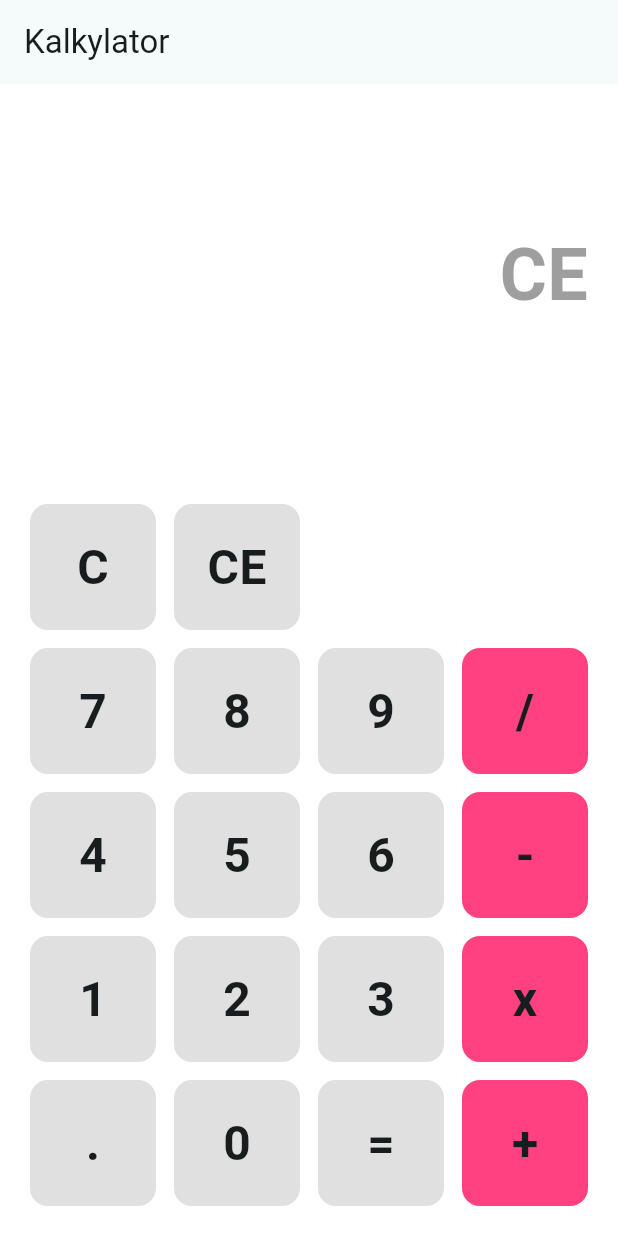
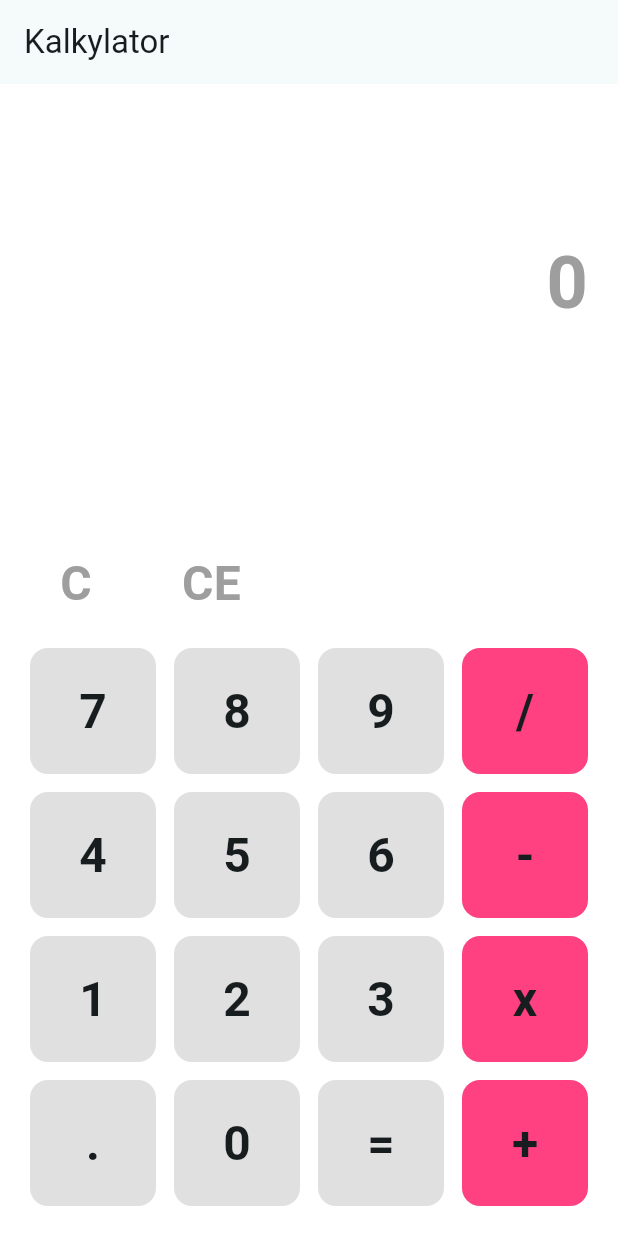
Before and after one commit to Sawyer32/FlutterCalculator, a Flutter app: the screen it shows after launch, after a tap on "CE", on a phone screen of 412 x 824 dp. Run offline on Flutter 3.47's test engine with Material 3 defaults, Android fonts, the light colour scheme and no system bars; our stand-ins replace math_expressions.

Commit message:
Implementerat uträkning och rensa allt, rensa senast tryckta siffra

```diff
--- a/calculator_app/lib/views/home_page.dart
+++ b/calculator_app/lib/views/home_page.dart
@@ -1,5 +1,9 @@
+import 'dart:io';
+
+import 'package:calculator_app/utils/expression_handler.dart';
 import 'package:calculator_app/widgets/display_result.dart';
 import 'package:calculator_app/widgets/keypad.dart';
+import 'package:calculator_app/widgets/transparent_button.dart';
 import 'package:flutter/material.dart';
 
 class HomePage extends StatefulWidget {
@@ -15,14 +19,41 @@ class _HomePageState extends State<HomePage> {
 
   void handleKeypadPress(String value) {
     setState(() {
-      if (value == "=") {
-        expressionText = "0";
+      if (expressionText == "0") {
+        expressionText = value;
       } else {
-        if (expressionText == "0") {
-          expressionText = value;
-        } else {
-          expressionText += value;
-        }
+        expressionText += value;
+      }
+    });
+  }
+
+  void onCalculate() {
+    String expression = expressionText;
+    try {
+      double res = evaluateExpression(expressionText);
+      setState(() {
+        expressionText = res.toString();
+        resolutionText = expression;
+      });
+    } catch (e) {
+      setState(() {
+        expressionText = "";
+        resolutionText = "Ogiltigt uttryck";
+      });
+    }
+  }
+
+  void onClear() {
+    setState(() {
+      expressionText = "0";
+      resolutionText = null;
+    });
+  }
+
+  void onClearEntry() {
+    setState(() {
+      if (expressionText.length > 1) {
+        expressionText = expressionText.substring(0, expressionText.length - 1);
       }
     });
   }
@@ -34,7 +65,14 @@ class _HomePageState extends State<HomePage> {
           child: Column(
             children: [
               DisplayResult(expression: expressionText, result: resolutionText,),
-              Keypad(onPressed: handleKeypadPress,)
+              Row(
+                spacing: 20,
+                children: [
+                  TransparentButton(text: "C", onTap: onClear ),
+                  TransparentButton(text: "CE", onTap: onClearEntry ),
+                ],
+              ),
+              Keypad(onPressed: handleKeypadPress, onCalculate: onCalculate,)
             ],
           )
       );
--- a/calculator_app/lib/widgets/keypad.dart
+++ b/calculator_app/lib/widgets/keypad.dart
@@ -3,8 +3,9 @@ import 'package:flutter/material.dart';
 import 'calc_button.dart';
 
 class Keypad extends StatelessWidget {
-  const Keypad ({super.key, required this.onPressed});
+  const Keypad ({super.key, required this.onPressed, required this.onCalculate});
   final void Function(String) onPressed;
+  final void Function() onCalculate;
 
   @override
   Widget build(BuildContext context) {
@@ -14,11 +15,6 @@ class Keypad extends StatelessWidget {
       mainAxisSpacing: 12,
       crossAxisSpacing: 12,
       children: [
-        CalcButton(text: "C", onTap: () => onPressed("C")),
-        CalcButton(text: "CE", onTap: () => onPressed("CE")),
-        CalcButton(text: "", onTap: () => {}, color: Colors.white),
-        CalcButton(text: "", onTap: () => {}, color: Colors.white),
-
         CalcButton(text: "7", onTap: () => onPressed("7")),
         CalcButton(text: "8", onTap: () => onPressed("8")),
         CalcButton(text: "9", onTap: () => onPressed("9")),
@@ -36,7 +32,7 @@ class Keypad extends StatelessWidget {
 
         CalcButton(text: ".", onTap: () => onPressed(",")),
         CalcButton(text: "0", onTap: () => onPressed("0")),
-        CalcButton(text: "=", onTap: () => onPressed("=")),
+        CalcButton(text: "=", onTap: onCalculate),
         CalcButton(text: "+", onTap: () => onPressed("+"), color: Colors.pinkAccent),
       ],
     );
--- /dev/null
+++ b/calculator_app/lib/widgets/transparent_button.dart
@@ -0,0 +1,25 @@
+import 'package:flutter/material.dart';
+
+class TransparentButton extends StatelessWidget {
+  final String text;
+  final VoidCallback onTap;
+  const TransparentButton({super.key, required this.text, required this.onTap});
+
+  @override
+  Widget build(BuildContext context) {
+    return GestureDetector(
+      onTap: onTap,
+      child: Padding(
+        padding: EdgeInsetsGeometry.all(20),
+        child: Text(
+          text,
+          style: TextStyle(
+            fontSize: 32,
+            fontWeight: FontWeight.w600,
+            color: Colors.grey[500],
+          ),
+        ),
+      ),
+    );
+  }
+}
--- a/calculator_app/pubspec.yaml
+++ b/calculator_app/pubspec.yaml
@@ -34,6 +34,7 @@ dependencies:
   # The following adds the Cupertino Icons font to your application.
   # Use with the CupertinoIcons class for iOS style icons.
   cupertino_icons: ^1.0.8
+  math_expressions: ^3.1.0
 
 dev_dependencies:
   flutter_test:
```
Also changed, not shown: calculator_app/lib/utils/expression_handler.dart (added, +19 -0 lines), calculator_app/pubspec.lock.
